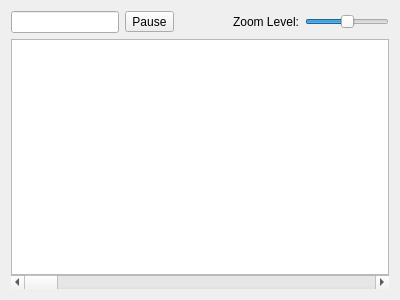
Qt form plugins/signalmonitor/signalmonitorwidget.ui (KDAB/GammaRay) before a commit.
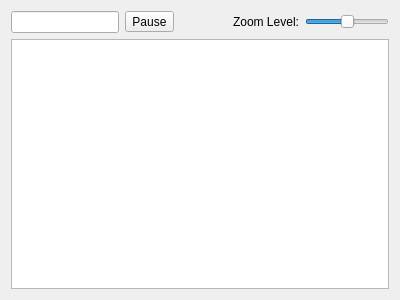
The same form after that commit. Custom widgets are drawn as their Qt base class.

```diff
--- a/plugins/signalmonitor/signalmonitorwidget.ui
+++ b/plugins/signalmonitor/signalmonitorwidget.ui
@@ -12,7 +12,7 @@
   </property>
   <layout class="QVBoxLayout" name="verticalLayout">
    <property name="spacing">
-    <number>0</number>
+    <number>6</number>
    </property>
    <item>
     <layout class="QHBoxLayout" name="toolbarLayout">
@@ -20,7 +20,7 @@
       <number>6</number>
      </property>
      <property name="bottomMargin">
-      <number>6</number>
+      <number>0</number>
      </property>
      <item>
       <widget class="QLineEdit" name="objectSearchLine"/>
@@ -75,12 +75,6 @@
    </item>
    <item>
     <widget class="GammaRay::SignalHistoryView" name="objectTreeView">
-     <property name="contextMenuPolicy">
-      <enum>Qt::CustomContextMenu</enum>
-     </property>
-     <property name="horizontalScrollBarPolicy">
-      <enum>Qt::ScrollBarAlwaysOff</enum>
-     </property>
      <property name="selectionMode">
       <enum>QAbstractItemView::SingleSelection</enum>
      </property>
@@ -92,26 +86,6 @@
      </property>
     </widget>
    </item>
-   <item>
-    <layout class="QHBoxLayout" name="eventScrollBarLayout">
-     <item>
-      <widget class="QScrollBar" name="eventScrollBar">
-       <property name="sizePolicy">
-        <sizepolicy hsizetype="Expanding" vsizetype="Fixed">
-         <horstretch>0</horstretch>
-         <verstretch>0</verstretch>
-        </sizepolicy>
-       </property>
-       <property name="tracking">
-        <bool>true</bool>
-       </property>
-       <property name="orientation">
-        <enum>Qt::Horizontal</enum>
-       </property>
-      </widget>
-     </item>
-    </layout>
-   </item>
   </layout>
  </widget>
  <customwidgets>
```
